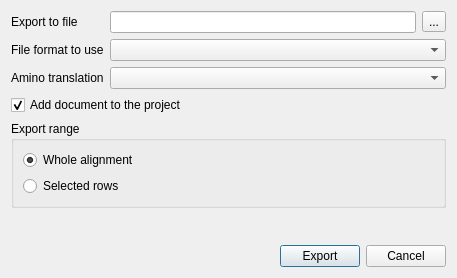
Qt form src/plugins/dna_export/src/ui/ExportMSA2MSADialog.ui (violethaze74/ugene) before a commit.
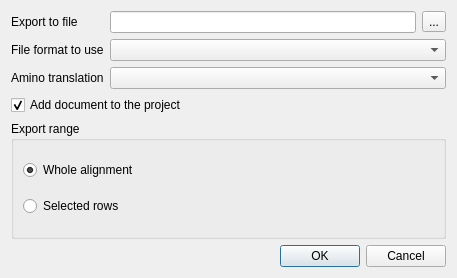
The same form after that commit.

Commit message: Help system for all dialogs, UI improvements for all dialogs.

The edit to the form file:
```diff
--- a/src/plugins/dna_export/src/ui/ExportMSA2MSADialog.ui
+++ b/src/plugins/dna_export/src/ui/ExportMSA2MSADialog.ui
@@ -98,51 +98,11 @@
     </widget>
    </item>
    <item>
-    <spacer name="verticalSpacer">
-     <property name="orientation">
-      <enum>Qt::Vertical</enum>
+    <widget class="QDialogButtonBox" name="buttonBox">
+     <property name="standardButtons">
+      <set>QDialogButtonBox::Cancel|QDialogButtonBox::Ok</set>
      </property>
-     <property name="sizeType">
-      <enum>QSizePolicy::Expanding</enum>
-     </property>
-     <property name="sizeHint" stdset="0">
-      <size>
-       <width>20</width>
-       <height>40</height>
-      </size>
-     </property>
-    </spacer>
-   </item>
-   <item>
-    <layout class="QHBoxLayout" name="horizontalLayout">
-     <item>
-      <spacer name="horizontalSpacer">
-       <property name="orientation">
-        <enum>Qt::Horizontal</enum>
-       </property>
-       <property name="sizeHint" stdset="0">
-        <size>
-         <width>40</width>
-         <height>20</height>
-        </size>
-       </property>
-      </spacer>
-     </item>
-     <item>
-      <widget class="QPushButton" name="exportButton">
-       <property name="text">
-        <string>Export</string>
-       </property>
-      </widget>
-     </item>
-     <item>
-      <widget class="QPushButton" name="cancelButton">
-       <property name="text">
-        <string>Cancel</string>
-       </property>
-      </widget>
-     </item>
-    </layout>
+    </widget>
    </item>
   </layout>
  </widget>
```
Left out of the diff: 12 changed lines with no effect on the pictures. The commit also changes 309 other files.
